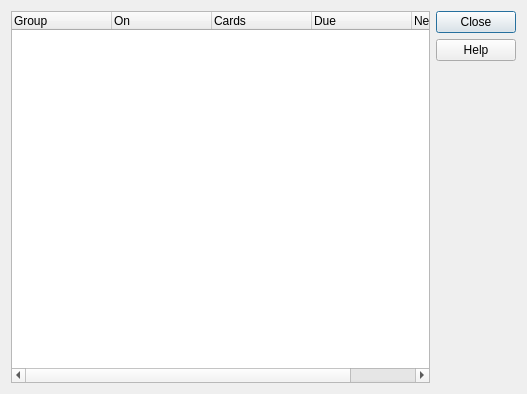
Before: the Qt Designer form designer/groupman.ui in ankitects/anki, drawn with Qt 5.
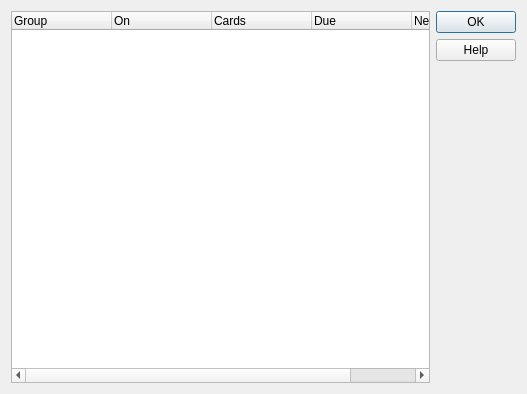
After: the same form once the commit is applied.

Commit message: keep numbers as ints if they have no decimal portion

```diff
--- a/designer/groupman.ui
+++ b/designer/groupman.ui
@@ -58,7 +58,7 @@
       <enum>Qt::Vertical</enum>
      </property>
      <property name="standardButtons">
-      <set>QDialogButtonBox::Close|QDialogButtonBox::Help</set>
+      <set>QDialogButtonBox::Help|QDialogButtonBox::Ok</set>
      </property>
     </widget>
    </item>
```
The commit also changes 1 other file.
